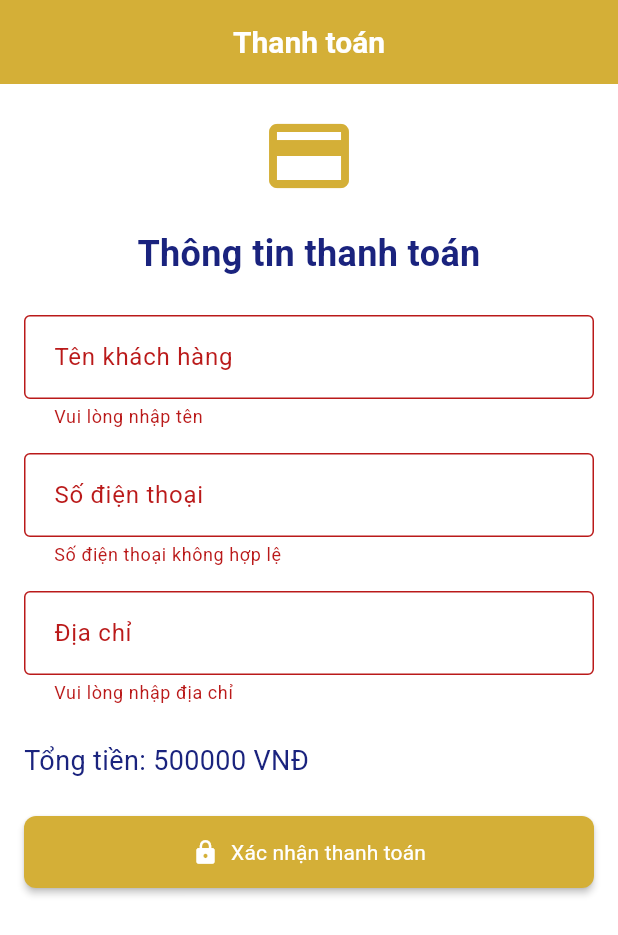
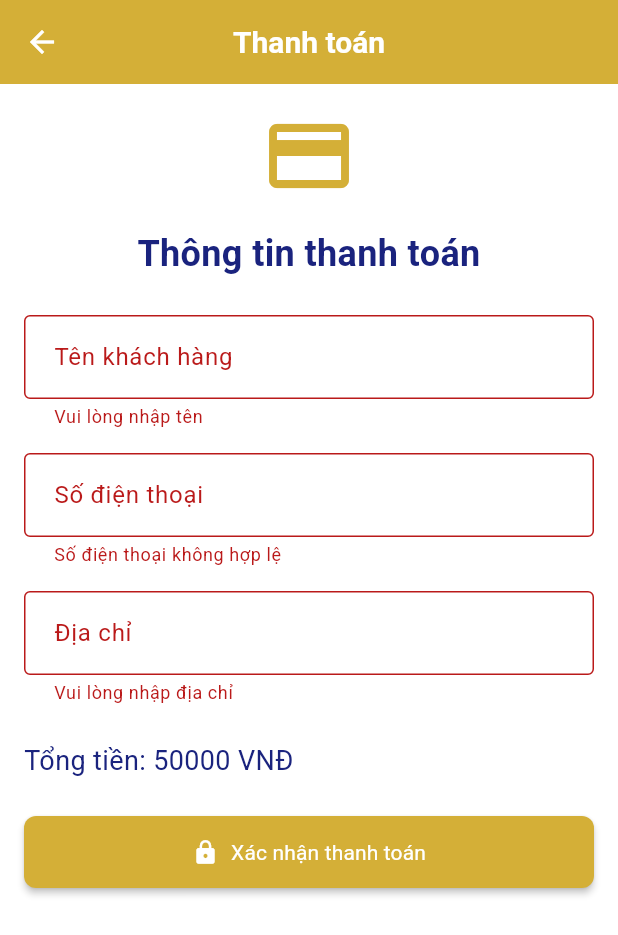
Before and after one commit to nguyenhoangtamm/Jewelry-Shop, a Flutter app: the CheckoutScreen screen opened by its route, after a tap on "Xác nhận thanh toán", on a phone screen of 412 x 824 dp. Shown: the top 935 px of the screen. Run offline on Flutter 3.47's test engine with Material 3 defaults, Android fonts, the light colour scheme and no system bars; our stand-ins replace cached_network_image, go_router, shared_preferences; accounts and stored records are empty.

Commit message:
Khóa đường dẫn icons trong assets (file .yaml) Thêm mũi tên quay về các trang phù hợp (file cart, product, profile, checkout)

```diff
--- a/lib/screens/cart/checkout_screen.dart
+++ b/lib/screens/cart/checkout_screen.dart
@@ -1,5 +1,8 @@
 import 'package:flutter/material.dart';
+import 'package:provider/provider.dart';
+import 'package:go_router/go_router.dart'; // Đảm bảo đã import go_router
 
+import '../../services/cart_service.dart';
 import '../../utils/app_theme.dart';
 
 class CheckoutScreen extends StatefulWidget {
@@ -16,15 +19,17 @@ class _CheckoutScreenState extends State<CheckoutScreen> {
   final _addressController = TextEditingController();
 
   bool isProcessing = false;
-  double totalAmount = 500000; // Tổng tiền ví dụ
+
+  double get totalAmount {
+    final cartService = context.read<CartService>();
+    return cartService.total;
+  }
 
   void handlePayment() async {
     if (_formKey.currentState?.validate() != true) return;
 
     setState(() => isProcessing = true);
-
-    await Future.delayed(const Duration(seconds: 2)); // Giả lập thanh toán
-
+    await Future.delayed(const Duration(seconds: 2));
     setState(() => isProcessing = false);
 
     showDialog(
@@ -38,14 +43,15 @@ class _CheckoutScreenState extends State<CheckoutScreen> {
       actions: [
         TextButton(
           onPressed: () {
-              Navigator.of(context).pop();
-              Navigator.of(context).pop(); // Quay lại trang trước nếu muốn
+            Navigator.of(context).pop(); // Đóng dialog
+            context.go('/home'); // Chuyển về home_screen.dart
           },
           child: const Text('Đóng'),
         ),
       ],
     ),
   );
+
   }
 
   @override
@@ -59,7 +65,13 @@ class _CheckoutScreenState extends State<CheckoutScreen> {
   @override
   Widget build(BuildContext context) {
     return Scaffold(
-      appBar: AppBar(title: const Text('Thanh toán')),
+      appBar: AppBar(
+        title: const Text('Thanh toán'),
+        leading: IconButton(
+          icon: const Icon(Icons.arrow_back),
+          onPressed: () => context.go('/cart'), // Quay lại giỏ hàng
+        ),
+      ),
       body: Padding(
         padding: const EdgeInsets.all(16),
         child: Form(
--- a/lib/screens/profile/profile_screen.dart
+++ b/lib/screens/profile/profile_screen.dart
@@ -12,12 +12,15 @@ class ProfileScreen extends StatelessWidget {
   Widget build(BuildContext context) {
     return Scaffold(
       appBar: AppBar(
+      leading: IconButton(
+        icon: const Icon(Icons.arrow_back),
+        onPressed: () => context.go('/home'), // Điều hướng về trang Home
+      ),
       title: const Text('Hồ sơ'),
       actions: [
         IconButton(
           icon: const Icon(Icons.edit),
           onPressed: () {
-              // TODO: Navigate to edit profile
             ScaffoldMessenger.of(context).showSnackBar(
               const SnackBar(
                 content: Text('Chức năng chỉnh sửa hồ sơ sẽ được cập nhật'),
@@ -27,6 +30,7 @@ class ProfileScreen extends StatelessWidget {
         ),
       ],
     ),
+
       body: Consumer<AuthService>(
         builder: (context, authService, child) {
           final user = authService.currentUser;
--- a/pubspec.yaml
+++ b/pubspec.yaml
@@ -44,7 +44,7 @@ flutter:
   assets:
     - assets/images/
     - assets/images/jewelry/
-    - assets/images/icons/
+#    - assets/images/icons/
 
   fonts:
     - family: Roboto
```
Also changed, not shown: lib/screens/cart/cart_screen.dart (+7 -1 lines), lib/screens/product/product_detail_screen.dart (+7 -0 lines). Lines whose indentation alone changed are shown as unchanged.
